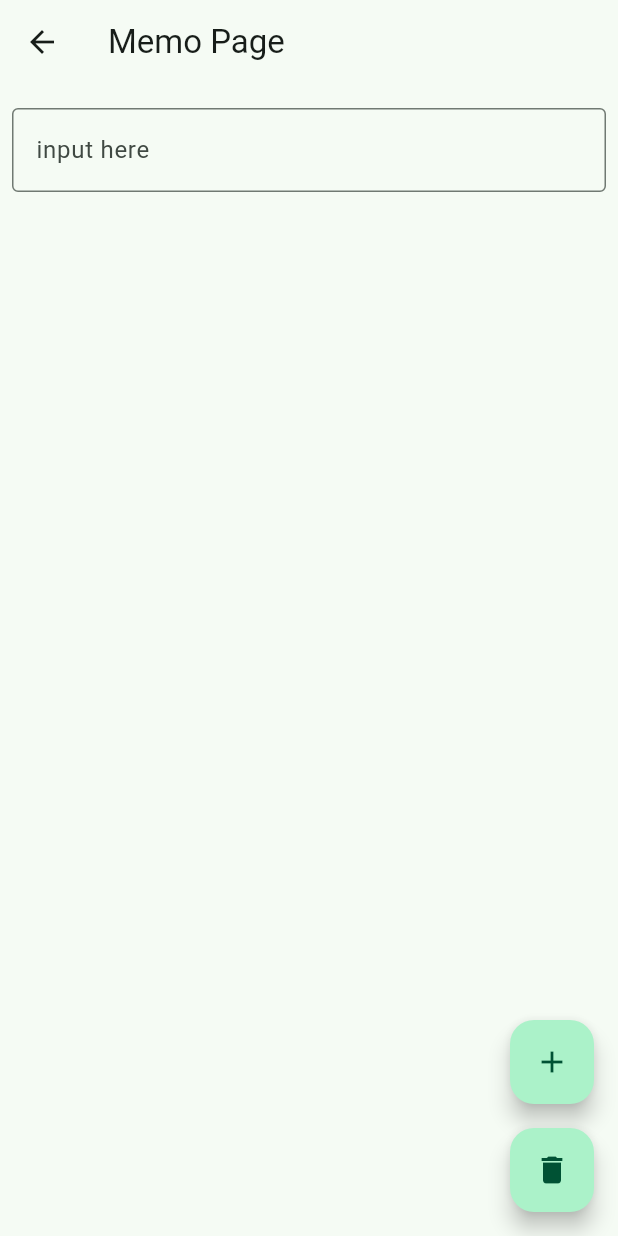
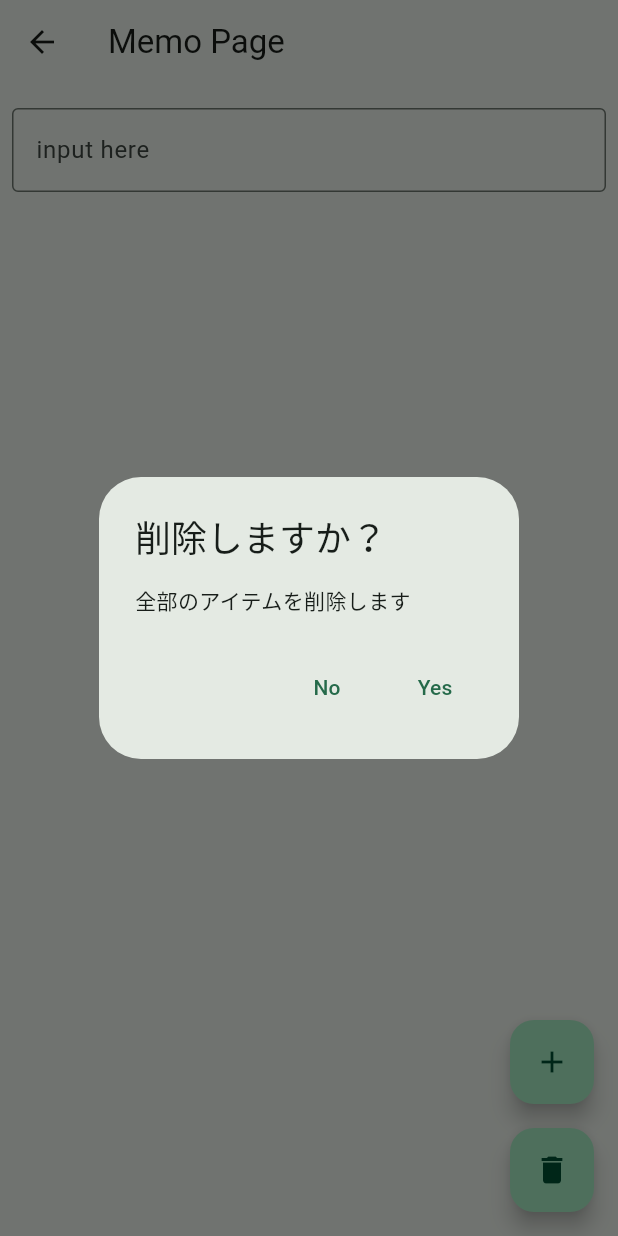
Before and after one commit to KakizakiHayate/jec-flutter-memo, a Flutter app: the MemoPage screen opened directly, after a tap on the "delete" icon, on a phone screen of 412 x 824 dp. Run offline on Flutter 3.47's test engine with Material 3 defaults, Android fonts, the phone set to English and light mode, and no system bars; our stand-ins replace shared_preferences; accounts and stored records are empty.

Commit message:
add: 全削除するときにダイアログを出す

```diff
--- a/lib/memo_page.dart
+++ b/lib/memo_page.dart
@@ -118,12 +118,21 @@ class _MemoPageState extends State<MemoPage> {
   Future<void> _onPressedDeleteItemsButton() async {
     final SharedPreferences prefs = await _prefs;
 
+    _showAlertDialog(
+        title: "削除しますか？",
+        message: "全部のアイテムを削除します",
+        onPositiveButton: () async {
           _memoList = [];
           await prefs.setStringList('MemoList', _memoList);
           final updatedList = prefs.getStringList('MemoList') ?? [];
           setState(() {
             _memoList = updatedList;
           });
+        },
+        onNegativeButton: () {
+          _showSnackBar(message: "処理をキャンセルしました");
+        }
+    );
   }
 
   void _showSnackBar({required String message}) {
```
Lines whose indentation alone changed are shown as unchanged.
